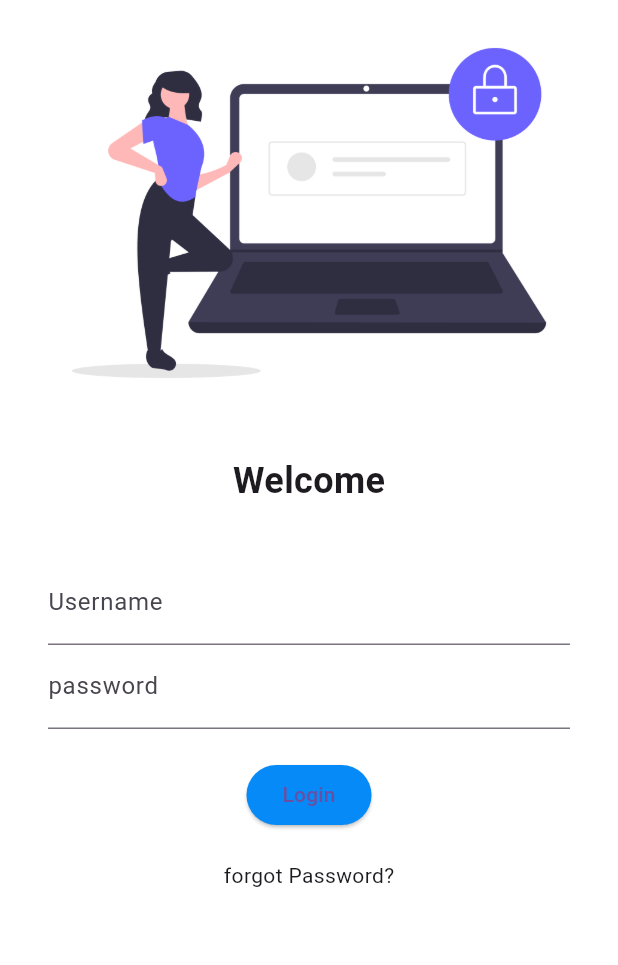
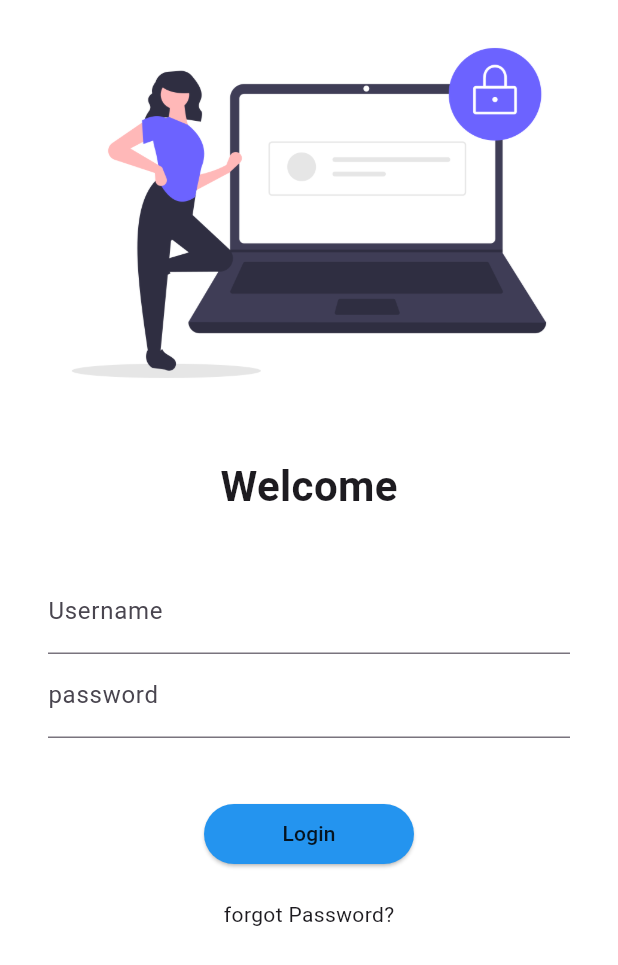
Before and after one commit to mrgauravshukla81/30daysofflutter, a Flutter app: the screen it shows after launch, on a phone screen of 412 x 824 dp. Shown: the top 965 px of the screen. Run offline on Flutter 3.47's test engine with Material 3 defaults, Android fonts, the phone set to English and light mode, and no system bars.

Commit message:
day5 competed

```diff
--- a/lib/main.dart
+++ b/lib/main.dart
@@ -1,6 +1,7 @@
 import 'package:flutter/material.dart';
 import 'package:second_app/pages/home_page.dart';
 import 'package:second_app/pages/login_page.dart';
+import 'package:second_app/utils/routes.dart';
 void main() {
   runApp(MyApp());
 }
@@ -13,11 +14,12 @@ class MyApp extends StatelessWidget {
     return MaterialApp(
       theme: ThemeData(
       ),
+      debugShowCheckedModeBanner: false,
       initialRoute: "/",
       routes: {
         "/": (context) => loginPage(),
-        "/home": (context) => HomePage(),
-        "/login": (context) => loginPage(),
+        Myroutes.homeroutes: (context) => HomePage(),
+         Myroutes.loginroutes: (context) => loginPage(),
       },
     );
   }
--- a/lib/pages/login_page.dart
+++ b/lib/pages/login_page.dart
@@ -1,4 +1,7 @@
+import 'dart:math';
+
 import 'package:flutter/material.dart';
+import 'package:second_app/utils/routes.dart';
 
 class loginPage extends StatelessWidget {
   @override
@@ -8,13 +11,15 @@ class loginPage extends StatelessWidget {
       child: SingleChildScrollView(
         child: Column(
           children: [
-            Image.asset("assets/images/login_image.png"),
+            Image.asset(
+              "assets/images/login_image.png",
+            ),
             SizedBox(
               height: 20.0,
             ),
             Text(
               "Welcome",
-              style: TextStyle(fontSize: 24, fontWeight: FontWeight.bold),
+              style: TextStyle(fontSize: 28, fontWeight: FontWeight.bold),
             ),
             SizedBox(
               height: 20.0,
@@ -34,18 +39,22 @@ class loginPage extends StatelessWidget {
                         hintText: "Enter Password", labelText: "password"),
                   ),
                   SizedBox(
-                    height: 20.0,
+                    height: 40.0,
                   ),
                   ElevatedButton(
                     style: ButtonStyle(
-                     backgroundColor: MaterialStatePropertyAll<Color>(Color.fromARGB(255, 5, 138, 247)),
+                        backgroundColor: MaterialStatePropertyAll<Color>(
+                            Color.fromARGB(255, 36, 148, 239)),
+                        minimumSize: MaterialStatePropertyAll(Size(140, 40)),
+
                     ),
                     onPressed: () {
-                      print("hi gaurav");
+                      Navigator.pushNamed(context, Myroutes.homeroutes);
                     },
-                    child: Text("Login"),
+                    child: Text("Login",style: TextStyle(color:Colors.black87),),
                   ),
-                   SizedBox(
+
+                  SizedBox(
                     height: 20.0,
                   ),
                   Text("forgot Password?")
--- /dev/null
+++ b/lib/utils/routes.dart
@@ -0,0 +1,4 @@
+class Myroutes {
+  static String loginroutes = "/login";
+  static String homeroutes = "/home";
+}
```
